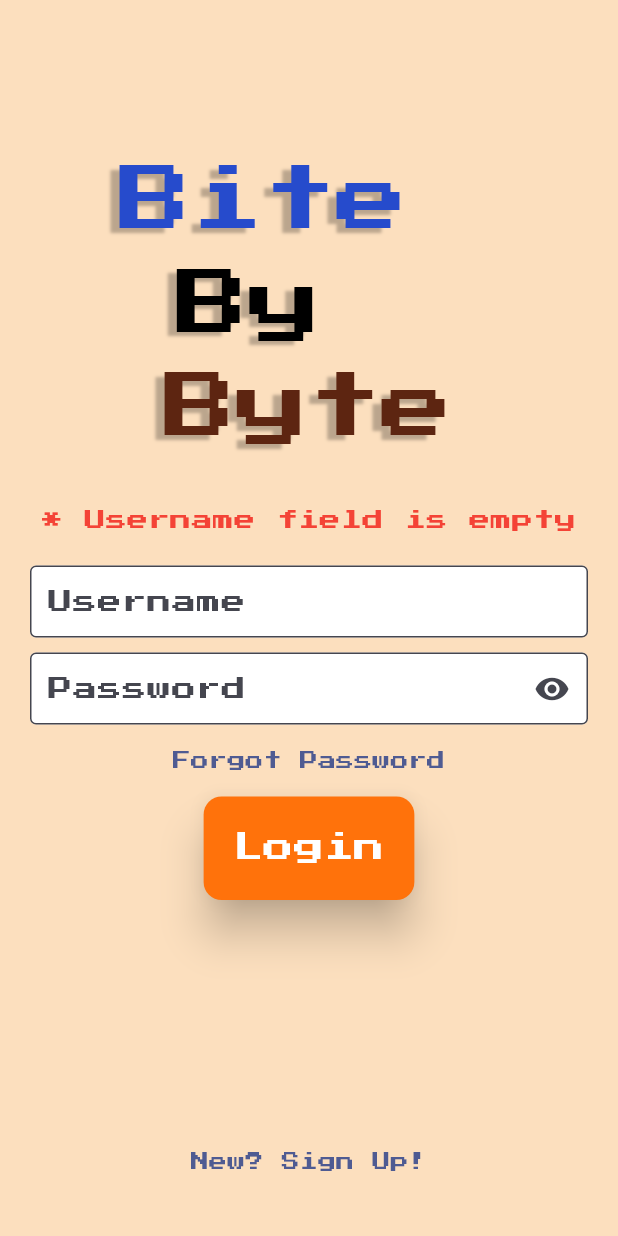
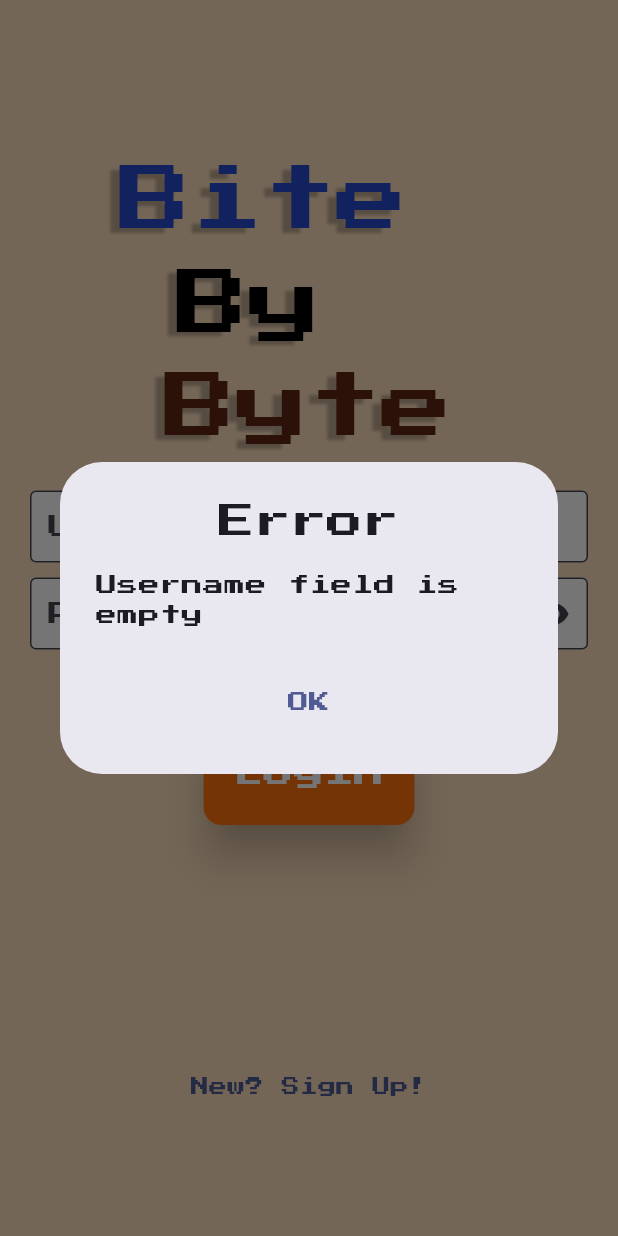
Before and after one commit to NikoKaramitos/BitebyByte-Mobile, a Flutter app: the screen it shows after launch, after a tap on "Login", on a phone screen of 412 x 824 dp. Run offline on Flutter 3.47's test engine with Material 3 defaults, Android fonts, the phone set to English and light mode, and no system bars; our stand-ins replace google_fonts.

Commit message:
Refactored Login page using componenents and functions

```diff
--- a/lib/components/fullTitle.dart
+++ b/lib/components/fullTitle.dart
@@ -2,9 +2,9 @@ import 'package:bitebybyte_mobile/components/title.dart';
 import 'package:bitebybyte_mobile/theme/colors.dart';
 import 'package:flutter/material.dart';
 
-class fullTitle extends StatelessWidget {
+class FullTitle extends StatelessWidget {
   double fs;
-  fullTitle({super.key, required this.fs});
+  FullTitle({super.key, required this.fs});
 
   @override
   Widget build(BuildContext context) {
--- /dev/null
+++ b/lib/components/loginFields.dart
@@ -0,0 +1,57 @@
+import 'package:flutter/material.dart';
+
+class LoginFields extends StatefulWidget {
+  TextEditingController userController;
+  TextEditingController passController;
+  LoginFields(
+      {super.key, required this.userController, required this.passController});
+
+  @override
+  State<LoginFields> createState() => _LoginFieldsState();
+}
+
+class _LoginFieldsState extends State<LoginFields> {
+  @override
+  bool passwordVisible = true;
+  Widget build(BuildContext context) {
+    var userController = widget.userController;
+    var passController = widget.passController;
+    return Column(
+      children: [
+        TextFormField(
+          controller: userController,
+          decoration: const InputDecoration(
+              contentPadding: EdgeInsets.only(top: 5, right: 8, left: 8),
+              fillColor: Colors.white,
+              filled: true,
+              border: OutlineInputBorder(),
+              labelText: 'Username'),
+        ),
+        Container(
+          height: 10,
+        ),
+        TextFormField(
+          controller: passController,
+          obscureText: passwordVisible,
+          decoration: InputDecoration(
+              contentPadding: const EdgeInsets.only(top: 5, right: 8, left: 8),
+              filled: true,
+              fillColor: Colors.white,
+              border: const OutlineInputBorder(),
+              labelText: 'Password',
+              suffixIcon: IconButton(
+                  icon: Icon(passwordVisible
+                      ? Icons.visibility
+                      : Icons.visibility_off),
+                  onPressed: () {
+                    setState(
+                      () {
+                        passwordVisible = !passwordVisible;
+                      },
+                    );
+                  })),
+        ),
+      ],
+    );
+  }
+}
--- /dev/null
+++ b/lib/components/primaryButton.dart
@@ -0,0 +1,27 @@
+import 'package:bitebybyte_mobile/theme/colors.dart';
+import 'package:flutter/material.dart';
+
+class PrimaryButton extends StatelessWidget {
+  String text;
+  void Function()? function;
+  PrimaryButton({super.key, required this.text, required this.function});
+
+  @override
+  Widget build(BuildContext context) {
+    return ElevatedButton(
+      style: ElevatedButton.styleFrom(
+        backgroundColor: orange,
+        foregroundColor: Colors.white,
+        padding: const EdgeInsets.all(20),
+        shape: RoundedRectangleBorder(borderRadius: BorderRadius.circular(12)),
+        elevation: 12,
+      ),
+      onPressed: function,
+      statesController: MaterialStatesController(),
+      child: Text(
+        text,
+        style: TextStyle(fontSize: 20),
+      ),
+    );
+  }
+}
--- /dev/null
+++ b/lib/components/secondaryButton.dart
@@ -0,0 +1,20 @@
+import 'package:flutter/material.dart';
+
+class SecondaryButton extends StatelessWidget {
+  String text;
+  void Function()? function;
+  SecondaryButton({super.key, required this.text, required this.function});
+
+  @override
+  Widget build(BuildContext context) {
+    return TextButton(
+      onPressed: function,
+      child: Text(
+        text,
+        style: const TextStyle(
+          fontSize: 12, //decoration: TextDecoration.underline,
+        ),
+      ),
+    );
+  }
+}
--- a/lib/components/title.dart
+++ b/lib/components/title.dart
@@ -17,7 +17,7 @@ class MyTitle extends StatelessWidget {
           textStyle: TextStyle(
         fontSize: size,
         color: color,
-        shadows: [
+        shadows: const [
           Shadow(
             color: Colors.black26, // Choose the color of the shadow
             blurRadius: 2.0, // Adjust the blur radius for the shadow effect
--- /dev/null
+++ b/lib/functions/displayError.dart
@@ -0,0 +1,26 @@
+import 'package:flutter/material.dart';
+
+void displayError(String error, context) {
+  showDialog(
+    context: context,
+    builder: (context) => AlertDialog(
+      title: const Row(
+          mainAxisAlignment: MainAxisAlignment.center,
+          children: [Text("Error")]),
+      content: Text(
+        error,
+        style: const TextStyle(fontSize: 14),
+      ),
+      actions: [
+        TextButton(
+            onPressed: () => {Navigator.pop(context)},
+            child: const Row(
+              mainAxisAlignment: MainAxisAlignment.center,
+              children: [
+                Text("OK"),
+              ],
+            ))
+      ],
+    ),
+  );
+}
--- a/lib/functions/login.dart
+++ b/lib/functions/login.dart
@@ -1,3 +1,8 @@
+import 'package:bitebybyte_mobile/functions/displayError.dart';
+import 'package:bitebybyte_mobile/pages/DashPage.dart';
+import 'package:bitebybyte_mobile/pages/ForgotPage.dart';
+import 'package:bitebybyte_mobile/pages/RegisterPage.dart';
+import 'package:flutter/material.dart';
 import 'package:http/http.dart' as http;
 import 'dart:convert';
 
@@ -20,3 +25,44 @@ Future<dynamic> sendPostRequest(String login, String password) async {
   }
   return data;
 }
+
+void goRegister(context) {
+  Navigator.push(
+      context, MaterialPageRoute(builder: (context) => const RegisterPage()));
+}
+
+void goForgot(context) {
+  Navigator.push(
+      context, MaterialPageRoute(builder: (context) => const ForgotPage()));
+}
+
+void setUser(
+    {required String login, required String password, required context}) {
+  //login = userController.text;
+  //password = passController.text;
+  String error = "";
+  if (login.isEmpty) {
+    error = "Username field is empty";
+  } else if (password.isEmpty) {
+    error = "Password field is empty";
+  }
+  if (error != "") {
+    displayError(error, context);
+    return;
+  }
+  sendPostRequest(login, password).then((value) {
+    if (value['error'] != "") {
+      error = value['error'].toString();
+      displayError(error, context);
+    } else {
+      // Now that the state is set with the fetched data, navigate to the DashPage.
+      Navigator.push(
+        context,
+        MaterialPageRoute(builder: (context) => DashPage(user: value)),
+      );
+    }
+  }).catchError((e) {
+    // If there's an error, handle it here
+    print(e);
+  });
+}
--- a/lib/pages/HomePage.dart
+++ b/lib/pages/HomePage.dart
@@ -30,16 +30,12 @@ class _HomePageState extends State<HomePage> {
         mainAxisAlignment: MainAxisAlignment.end,
         crossAxisAlignment: CrossAxisAlignment.end,
         children: [
-            // Title
-            fullTitle(fs: 70),
-            // Picture
+          FullTitle(fs: 70),
           const Padding(
               padding: EdgeInsets.only(left: 60.0, right: 0),
               child: MyLogo(height: 450)),
-          ]),
+        ],
+      ),
     );
   }
 }
-
-// can u go to login and do the hover imports
-// what did you say carlos? si senor
--- a/lib/pages/LoginPage.dart
+++ b/lib/pages/LoginPage.dart
@@ -1,12 +1,10 @@
 import 'package:bitebybyte_mobile/components/fullTitle.dart';
+import 'package:bitebybyte_mobile/components/loginFields.dart';
+import 'package:bitebybyte_mobile/components/primaryButton.dart';
+import 'package:bitebybyte_mobile/components/secondaryButton.dart';
 import 'package:bitebybyte_mobile/functions/login.dart';
-import 'package:bitebybyte_mobile/pages/DashPage.dart';
-import 'package:bitebybyte_mobile/pages/ForgotPage.dart';
-import 'package:bitebybyte_mobile/pages/RegisterPage.dart';
 import 'package:bitebybyte_mobile/theme/colors.dart';
-import 'package:flutter/cupertino.dart';
 import 'package:flutter/material.dart';
-import 'package:flutter/widgets.dart';
 
 class LoginPage extends StatefulWidget {
   const LoginPage({super.key});
@@ -18,50 +16,7 @@ class LoginPage extends StatefulWidget {
 class _LoginPageState extends State<LoginPage> {
   TextEditingController userController = TextEditingController();
   TextEditingController passController = TextEditingController();
-  String login = "";
-  String password = "";
-  String firstName = "";
-  String lastName = "";
-  String id = "";
   String error = "";
-  bool passwordVisible = true;
-  void setUser() {
-    login = userController.text;
-    if (login.isEmpty) {
-      setState(() {
-        error = "* Username field is empty";
-      });
-      return;
-    }
-    password = passController.text;
-    if (password.isEmpty) {
-      setState(() {
-        error = "* Password field is empty";
-      });
-      return;
-    }
-    sendPostRequest(login, password).then((value) {
-      if (value['error'] != "") {
-        setState(() {
-          error = '* ${value['error'].toString()}';
-        });
-      } else {
-        // Now that the state is set with the fetched data, navigate to the DashPage.
-        Navigator.push(
-          context,
-          MaterialPageRoute(builder: (context) => DashPage(user: value)),
-        );
-      }
-    }).catchError((e) {
-      // If there's an error, handle it here
-      print(e);
-    });
-  }
-
-  void goRegister() {
-    Navigator.push(
-        context, MaterialPageRoute(builder: (context) => const RegisterPage()));
-  }
 
   @override
   Widget build(BuildContext context) {
@@ -79,96 +34,31 @@ class _LoginPageState extends State<LoginPage> {
                   Container(
                     height: 50,
                   ),
-                  fullTitle(fs: fs),
+                  FullTitle(fs: fs),
                   //Text(greeting, style: TextStyle(fontSize: 30)),
-                  Container(
-                    height: 30,
-                  ),
-                  Text(
-                    error,
-                    style: const TextStyle(color: Colors.red),
-                  ),
                   Container(
                     height: 20,
                   ),
-                  TextFormField(
-                    controller: userController,
-                    decoration: const InputDecoration(
-                        contentPadding:
-                            EdgeInsets.only(top: 5, right: 8, left: 8),
-                        fillColor: Colors.white,
-                        filled: true,
-                        border: OutlineInputBorder(),
-                        labelText: 'Username'),
+                  LoginFields(
+                    userController: userController,
+                    passController: passController,
                   ),
-                  Container(
-                    height: 10,
-                  ),
-                  TextFormField(
-                    controller: passController,
-                    obscureText: passwordVisible,
-                    decoration: InputDecoration(
-                        contentPadding:
-                            const EdgeInsets.only(top: 5, right: 8, left: 8),
-                        filled: true,
-                        fillColor: Colors.white,
-                        border: const OutlineInputBorder(),
-                        labelText: 'Password',
-                        suffixIcon: IconButton(
-                            icon: Icon(passwordVisible
-                                ? Icons.visibility
-                                : Icons.visibility_off),
-                            onPressed: () {
-                              setState(
-                                () {
-                                  passwordVisible = !passwordVisible;
-                                },
-                              );
-                            })),
-                  ),
-                  TextButton(
-                      onPressed: () {
-                        Navigator.push(
-                            context,
-                            MaterialPageRoute(
-                              builder: (context) => const ForgotPage(),
-                            ));
-                      },
-                      child: const Text(
-                        "Forgot Password",
-                        style: TextStyle(
-                          fontSize: 12,
-                        ),
-                      )),
-
-                  ElevatedButton(
-                    style: ElevatedButton.styleFrom(
-                      backgroundColor: orange,
-                      foregroundColor: Colors.white,
-                      padding: const EdgeInsets.all(20),
-                      shape: RoundedRectangleBorder(
-                          borderRadius: BorderRadius.circular(12)),
-                      elevation: 12,
-                    ),
-                    onPressed: setUser,
-                    statesController: MaterialStatesController(),
-                    child: const Text(
-                      "Login",
-                      style: TextStyle(fontSize: 20),
-                    ),
+                  SecondaryButton(
+                      text: "Forgot Password",
+                      function: () => goForgot(context)),
+                  PrimaryButton(
+                    text: "Login",
+                    function: () => setUser(
+                        login: userController.text,
+                        password: passController.text,
+                        context: context),
                   ),
                   Container(
                     height: 150,
                   ),
-                  TextButton(
-                    onPressed: goRegister,
-                    child: const Text(
-                      "New? Sign Up!",
-                      style: TextStyle(
-                        fontSize: 12, //decoration: TextDecoration.underline,
-                      ),
-                    ),
-                  ),
+                  SecondaryButton(
+                      text: "New? Sign Up!",
+                      function: () => goRegister(context))
                 ],
               )
             ],
--- a/lib/pages/RegisterPage.dart
+++ b/lib/pages/RegisterPage.dart
@@ -1,6 +1,7 @@
 // ignore_for_file: prefer_const_constructors
 
 import 'package:bitebybyte_mobile/components/logo.dart';
+import 'package:bitebybyte_mobile/functions/displayError.dart';
 import 'package:bitebybyte_mobile/functions/regValidations.dart';
 import 'package:bitebybyte_mobile/functions/register.dart';
 import 'package:bitebybyte_mobile/pages/DashPage.dart';
@@ -43,37 +44,30 @@ class _RegisterPageState extends State<RegisterPage> {
       setState(() {
         error = "First name field is empty";
       });
-      return;
-    }
-    if (lastName.isEmpty) {
+    } else if (lastName.isEmpty) {
       setState(() {
         error = "Last name field is empty";
       });
-      return;
-    }
-    if (!userVal(username)) {
+    } else if (!userVal(username)) {
       setState(() {
         error = "Invalid username";
       });
-      return;
-    }
-    if (!emailVal(email)) {
+    } else if (!emailVal(email)) {
       setState(() {
         error = "Invalid email: \nUse a format like example@mail.com";
       });
-      return;
-    }
-    if (!passwordVal(password)) {
+    } else if (!passwordVal(password)) {
       setState(() {
         error =
             "Password must contain: \n8 characters \n1 number \n1 special character \n1 capital letter";
       });
-      return;
-    }
-    if (!passwordConfirm(password, confirmPass)) {
+    } else if (!passwordConfirm(password, confirmPass)) {
       setState(() {
         error = "Password has to match";
       });
+    }
+    if (error != "") {
+      displayError(error, context);
       return;
     }
 
@@ -81,9 +75,12 @@ class _RegisterPageState extends State<RegisterPage> {
         .then((value) {
       // what do i write here?
       if (value['error'] != "") {
-        setState(() {
-          error = value['error'];
-        });
+        showDialog(
+          context: context,
+          builder: (context) => AlertDialog(
+            content: Text(error),
+          ),
+        );
         return;
       }
 
@@ -221,11 +218,7 @@ class _RegisterPageState extends State<RegisterPage> {
               ),
               Container(
                 alignment: Alignment.center,
-                child: Text(
-                  error,
-                  style: TextStyle(color: Colors.red),
-                ),
-              )
+              ),
             ],
           )),
         ),
```
Lines whose indentation alone changed are shown as unchanged.
